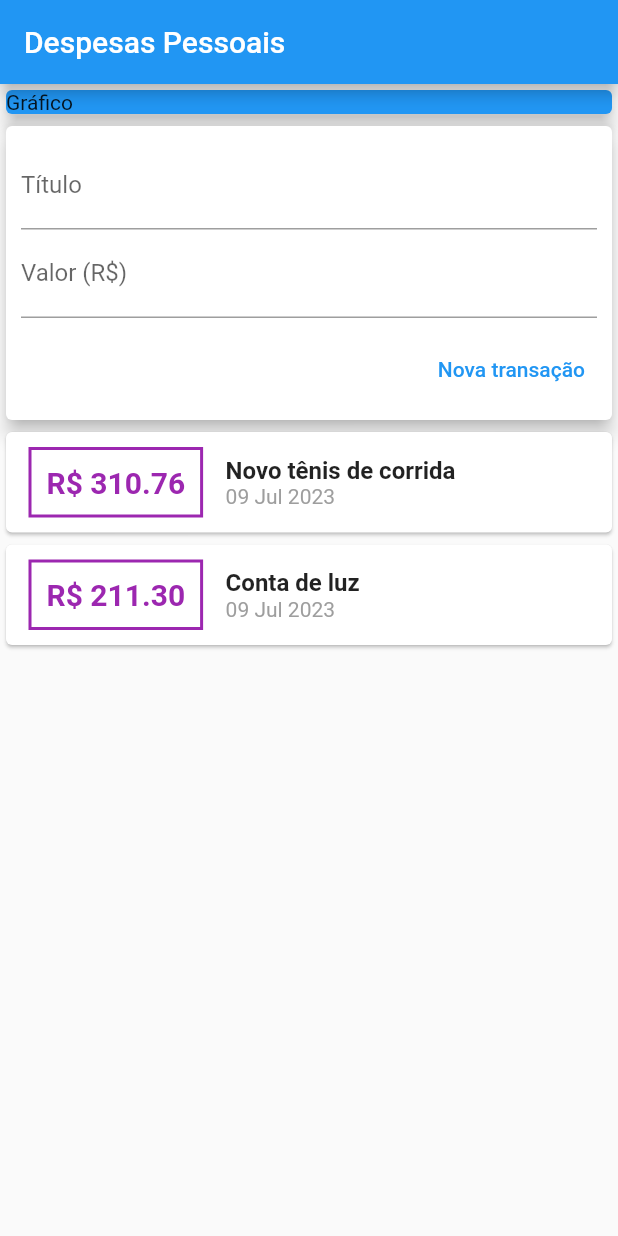
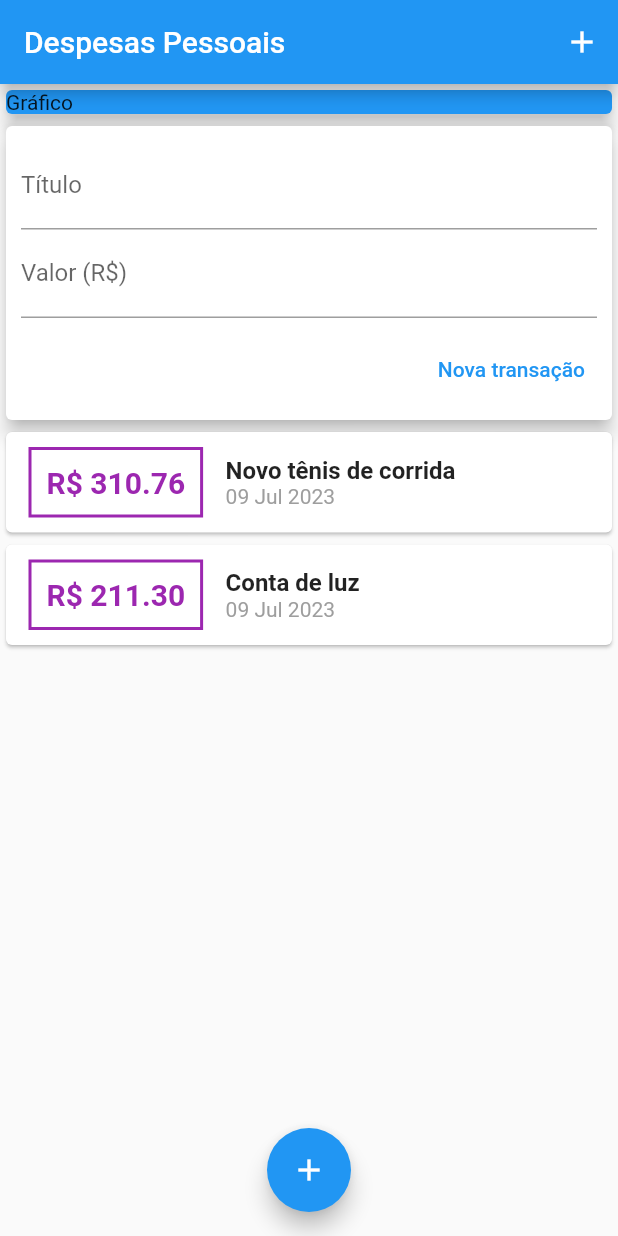
Before and after one commit to AndersonGoncalves/CursoCompletoFlutter, a Flutter app: the screen it shows after launch, on a phone screen of 412 x 824 dp. Run offline on Flutter 3.47's test engine with Material 2 defaults, Android fonts, the phone set to English and light mode, and no system bars.

Commit message:
Botoes para adicionar transacao

```diff
--- a/despesas_pessoais/lib/components/transaction_list.dart
+++ b/despesas_pessoais/lib/components/transaction_list.dart
@@ -10,7 +10,7 @@ class TransactionList extends StatelessWidget {
   @override
   Widget build(BuildContext context) {
     return SizedBox(
-      height: 300,
+      height: 500,
       child: ListView.builder(
         itemCount: transactions.length,
         itemBuilder: (ctx, index) {
--- a/despesas_pessoais/lib/main.dart
+++ b/despesas_pessoais/lib/main.dart
@@ -20,6 +20,12 @@ class MyHomePage extends StatelessWidget {
     return Scaffold(
       appBar: AppBar(
         title: const Text('Despesas Pessoais'),
+        actions: [
+          IconButton(
+            onPressed: () {},
+            icon: const Icon(Icons.add),
+          ),
+        ],
       ),
       body: const SingleChildScrollView(
         child: Column(
@@ -36,6 +42,11 @@ class MyHomePage extends StatelessWidget {
           ],
         ),
       ),
+      floatingActionButton: FloatingActionButton(
+        child: const Icon(Icons.add),
+        onPressed: () {},
+      ),
+      floatingActionButtonLocation: FloatingActionButtonLocation.centerFloat,
     );
   }
 }
```
